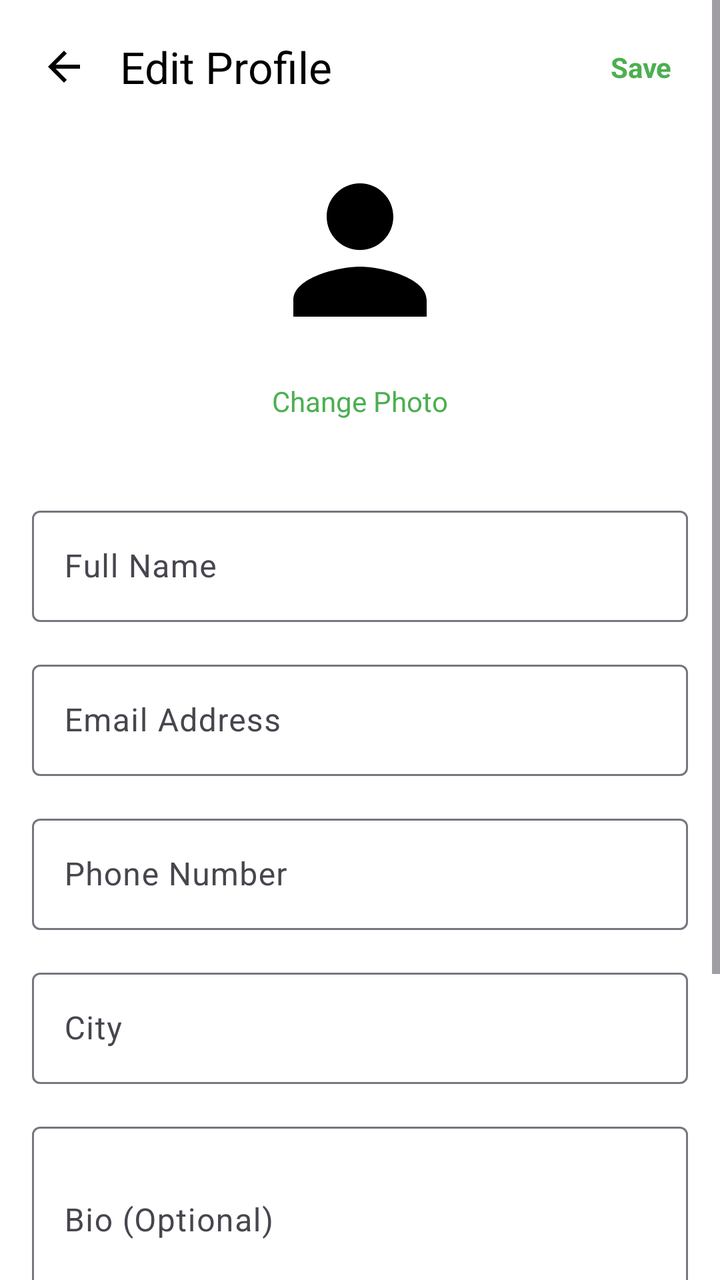
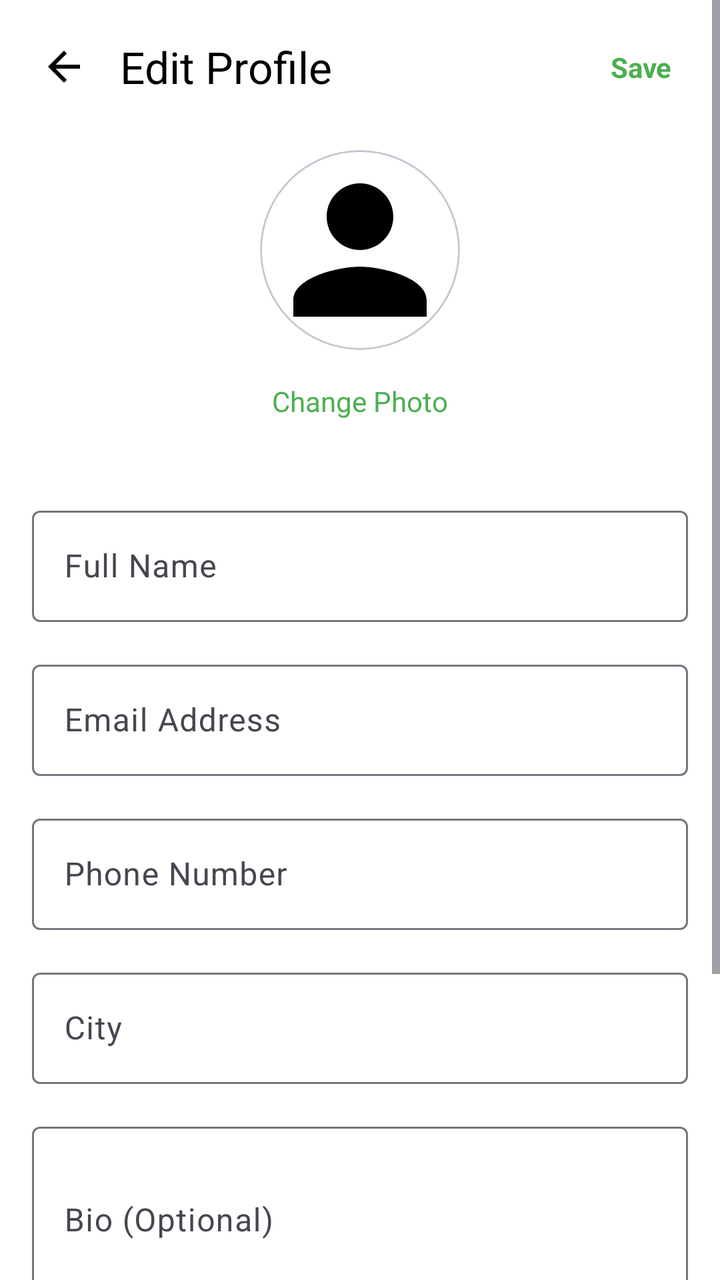

Two renders of the same Android screen: before a commit and after it. Below are the layout's source before the change and the commit's diff.
<!-- AndroidManifest.xml: application theme Theme.GiveEase -->
<!-- res/layout/fragment_edit_profile.xml -->
<?xml version="1.0" encoding="utf-8"?>
<ScrollView xmlns:android="http://schemas.android.com/apk/res/android"
    xmlns:app="http://schemas.android.com/apk/res-auto"
    android:layout_width="match_parent"
    android:layout_height="match_parent"
    android:background="@android:color/white">

    <LinearLayout
        android:layout_width="match_parent"
        android:layout_height="wrap_content"
        android:orientation="vertical"
        android:padding="16dp">

        <LinearLayout
            android:layout_width="match_parent"
            android:layout_height="wrap_content"
            android:orientation="horizontal"
            android:gravity="center_vertical"
            android:layout_marginBottom="24dp">

            <ImageView
                android:id="@+id/btnBack"
                android:layout_width="32dp"
                android:layout_height="32dp"
                android:src="@drawable/ic_back"
                android:contentDescription="Back"
                android:clickable="true"
                android:focusable="true"
                android:background="?attr/selectableItemBackgroundBorderless"
                android:padding="4dp" />

            <TextView
                android:layout_width="0dp"
                android:layout_height="wrap_content"
                android:layout_weight="1"
                android:layout_marginStart="12dp"
                android:text="Edit Profile"
                android:textAppearance="@style/TextAppearance.Material3.TitleLarge"
                android:textColor="@android:color/black" />

            <TextView
                android:id="@+id/btnSave"
                android:layout_width="wrap_content"
                android:layout_height="wrap_content"
                android:text="Save"
                android:textColor="@color/primary"
                android:textStyle="bold"
                android:clickable="true"
                android:focusable="true"
                android:background="?attr/selectableItemBackgroundBorderless"
                android:padding="8dp" />
        </LinearLayout>

        <LinearLayout
            android:layout_width="match_parent"
            android:layout_height="wrap_content"
            android:orientation="vertical"
            android:gravity="center"
            android:layout_marginBottom="32dp">

            <com.google.android.material.imageview.ShapeableImageView
                android:id="@+id/imgProfile"
                android:layout_width="100dp"
                android:layout_height="100dp"
                android:src="@drawable/sample_profile"
                android:scaleType="centerCrop"
                app:shapeAppearanceOverlay="@style/CircleImageView"
                android:clickable="true"
                android:focusable="true" />

            <TextView
                android:id="@+id/btnChangePhoto"
                android:layout_width="wrap_content"
                android:layout_height="wrap_content"
                android:text="Change Photo"
                android:textColor="@color/primary"
                android:layout_marginTop="8dp"
                android:clickable="true"
                android:focusable="true"
                android:background="?attr/selectableItemBackgroundBorderless"
                android:padding="8dp" />
        </LinearLayout>

        <com.google.android.material.textfield.TextInputLayout
            android:layout_width="match_parent"
            android:layout_height="wrap_content"
            android:layout_marginBottom="16dp"
            android:hint="Full Name"
            style="@style/Widget.Material3.TextInputLayout.OutlinedBox">

            <com.google.android.material.textfield.TextInputEditText
                android:id="@+id/etFullName"
                android:layout_width="match_parent"
                android:layout_height="wrap_content"
                android:inputType="textPersonName" />
        </com.google.android.material.textfield.TextInputLayout>

        <com.google.android.material.textfield.TextInputLayout
            android:layout_width="match_parent"
            android:layout_height="wrap_content"
            android:layout_marginBottom="16dp"
            android:hint="Email Address"
            style="@style/Widget.Material3.TextInputLayout.OutlinedBox">

            <com.google.android.material.textfield.TextInputEditText
                android:id="@+id/etEmail"
                android:layout_width="match_parent"
                android:layout_height="wrap_content"
                android:inputType="textEmailAddress"
                android:enabled="false"
                android:textColor="#757575" />
        </com.google.android.material.textfield.TextInputLayout>

        <com.google.android.material.textfield.TextInputLayout
            android:layout_width="match_parent"
            android:layout_height="wrap_content"
            android:layout_marginBottom="16dp"
            android:hint="Phone Number"
            style="@style/Widget.Material3.TextInputLayout.OutlinedBox">

            <com.google.android.material.textfield.TextInputEditText
                android:id="@+id/etPhone"
                android:layout_width="match_parent"
                android:layout_height="wrap_content"
                android:inputType="phone" />
        </com.google.android.material.textfield.TextInputLayout>

        <com.google.android.material.textfield.TextInputLayout
            android:layout_width="match_parent"
            android:layout_height="wrap_content"
            android:layout_marginBottom="16dp"
            android:hint="City"
            style="@style/Widget.Material3.TextInputLayout.OutlinedBox">

            <com.google.android.material.textfield.TextInputEditText
                android:id="@+id/etCity"
                android:layout_width="match_parent"
                android:layout_height="wrap_content"
                android:inputType="text" />
        </com.google.android.material.textfield.TextInputLayout>

        <com.google.android.material.textfield.TextInputLayout
            android:layout_width="match_parent"
            android:layout_height="wrap_content"
            android:layout_marginBottom="24dp"
            android:hint="Bio (Optional)"
            style="@style/Widget.Material3.TextInputLayout.OutlinedBox">

            <com.google.android.material.textfield.TextInputEditText
                android:id="@+id/etBio"
                android:layout_width="match_parent"
                android:layout_height="wrap_content"
                android:inputType="textMultiLine"
                android:lines="3"
                android:maxLines="5" />
        </com.google.android.material.textfield.TextInputLayout>

        <Button
            android:id="@+id/btnSaveProfile"
            android:layout_width="match_parent"
            android:layout_height="56dp"
            android:text="Save Changes"
            android:layout_marginTop="16dp"
            android:layout_marginBottom="16dp"
            style="@style/Widget.Material3.Button" />

        <com.google.android.material.button.MaterialButton
            android:id="@+id/btnCancel"
            android:layout_width="match_parent"
            android:layout_height="56dp"
            android:text="Cancel"
            android:textColor="@color/primary"
            app:strokeColor="@color/primary"
            app:strokeWidth="1dp"
            android:backgroundTint="@android:color/transparent"
            style="@style/Widget.Material3.Button.OutlinedButton" />
    </LinearLayout>
</ScrollView>
<!-- resources referenced by this layout -->
<resources>
  <color name="primary">#4CAF50</color>
  <!-- drawable ic_back (drawable) -->
  <vector xmlns:android="http://schemas.android.com/apk/res/android"
      android:width="24dp"
      android:height="24dp"
      android:viewportWidth="24"
      android:viewportHeight="24">
      <path
          android:fillColor="#FF000000"
          android:pathData="M20,11H7.83l5.59,-5.59L12,4l-8,8 8,8 1.41,-1.41L7.83,13H20v-2z"/>
  </vector>
  <!-- drawable sample_profile (drawable) -->
  <vector xmlns:android="http://schemas.android.com/apk/res/android"
      android:width="24dp"
      android:height="24dp"
      android:viewportWidth="24"
      android:viewportHeight="24">
      <path
          android:fillColor="#FF000000"
          android:pathData="M12,12c2.21,0 4,-1.79 4,-4s-1.79,-4 -4,-4s-4,1.79 -4,4S9.79,12 12,12zM12,14c-2.67,0 -8,1.34 -8,4v2h16v-2C20,15.34 14.67,14 12,14z"/>
  </vector>
  <style name="CircleImageView" parent="">
          <item name="cornerFamily">rounded</item>
          <item name="cornerSize">50%</item>
      </style>
  <style name="Theme.GiveEase" parent="Theme.Material3.Light.NoActionBar">
          
          <item name="colorPrimary">@color/primary_blue</item>
          <item name="colorOnPrimary">@color/white</item>
          <item name="colorSecondary">@color/teal_200</item>
          <item name="colorOnSecondary">@color/black</item>
  
          
          <item name="android:windowBackground">@color/background</item>
          <item name="colorSurface">@color/surface</item>
          <item name="colorOnSurface">@color/onSurface</item>
          <item name="colorOnBackground">@color/onBackground</item>
  
          
          <item name="android:statusBarColor" tools:targetApi="l">?attr/colorPrimary</item>
  
      </style>
  <color name="primary_blue">#1976D2</color>
  <color name="white">#FFFFFFFF</color>
  <color name="teal_200">#FF03DAC5</color>
  <color name="black">#FF000000</color>
  <color name="background">#FAFAFA</color>
  <color name="surface">#FFFFFF</color>
  <color name="onSurface">#212121</color>
  <color name="onBackground">#212121</color>
</resources>

<!-- the commit's change to res/layout/fragment_edit_profile.xml (unified diff, before → after) -->
@@ -58,15 +58,22 @@
             android:gravity="center"
             android:layout_marginBottom="32dp">
 
-            <com.google.android.material.imageview.ShapeableImageView
-                android:id="@+id/imgProfile"
+            <com.google.android.material.card.MaterialCardView
                 android:layout_width="100dp"
                 android:layout_height="100dp"
-                android:src="@drawable/sample_profile"
-                android:scaleType="centerCrop"
-                app:shapeAppearanceOverlay="@style/CircleImageView"
+                app:cardCornerRadius="50dp"
+                app:cardElevation="0dp"
+                app:cardBackgroundColor="@android:color/transparent"
                 android:clickable="true"
-                android:focusable="true" />
+                android:focusable="true">
+
+                <ImageView
+                    android:id="@+id/imgProfile"
+                    android:layout_width="match_parent"
+                    android:layout_height="match_parent"
+                    android:src="@drawable/sample_profile"
+                    android:scaleType="centerCrop" />
+            </com.google.android.material.card.MaterialCardView>
 
             <TextView
                 android:id="@+id/btnChangePhoto"
<!-- resource entries referenced after the edit -->
@@ -21,10 +21,6 @@
           android:fillColor="#FF000000"
           android:pathData="M12,12c2.21,0 4,-1.79 4,-4s-1.79,-4 -4,-4s-4,1.79 -4,4S9.79,12 12,12zM12,14c-2.67,0 -8,1.34 -8,4v2h16v-2C20,15.34 14.67,14 12,14z"/>
   </vector>
-  <style name="CircleImageView" parent="">
-          <item name="cornerFamily">rounded</item>
-          <item name="cornerSize">50%</item>
-      </style>
   <style name="Theme.GiveEase" parent="Theme.Material3.Light.NoActionBar">
           
           <item name="colorPrimary">@color/primary_blue</item>
